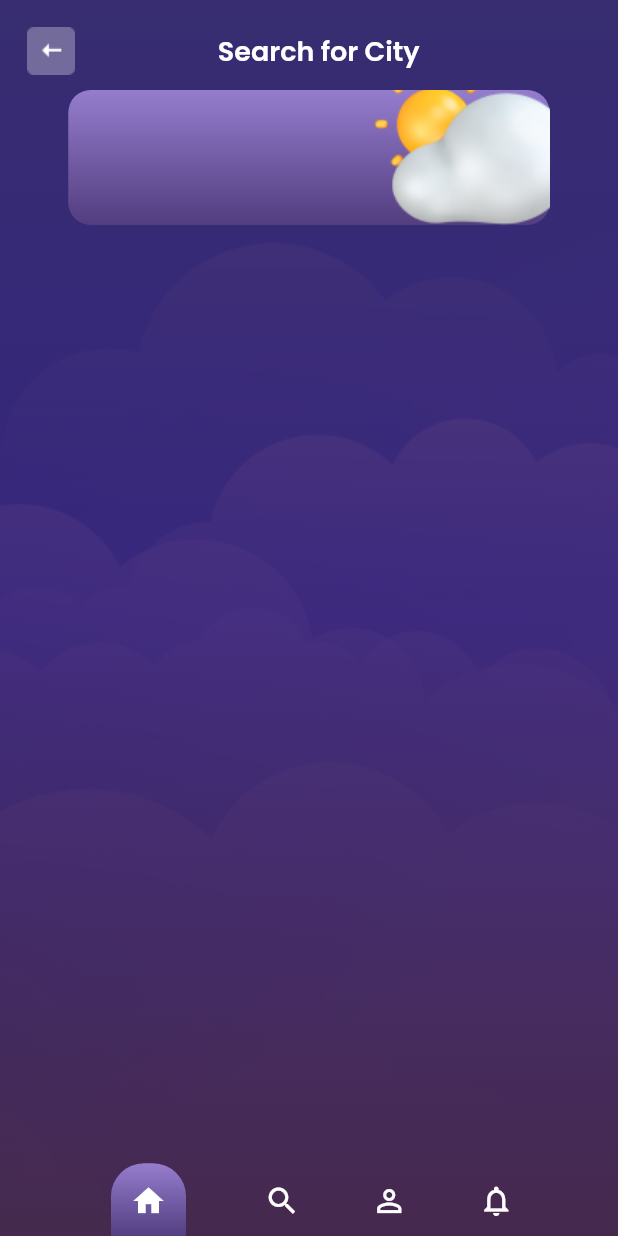
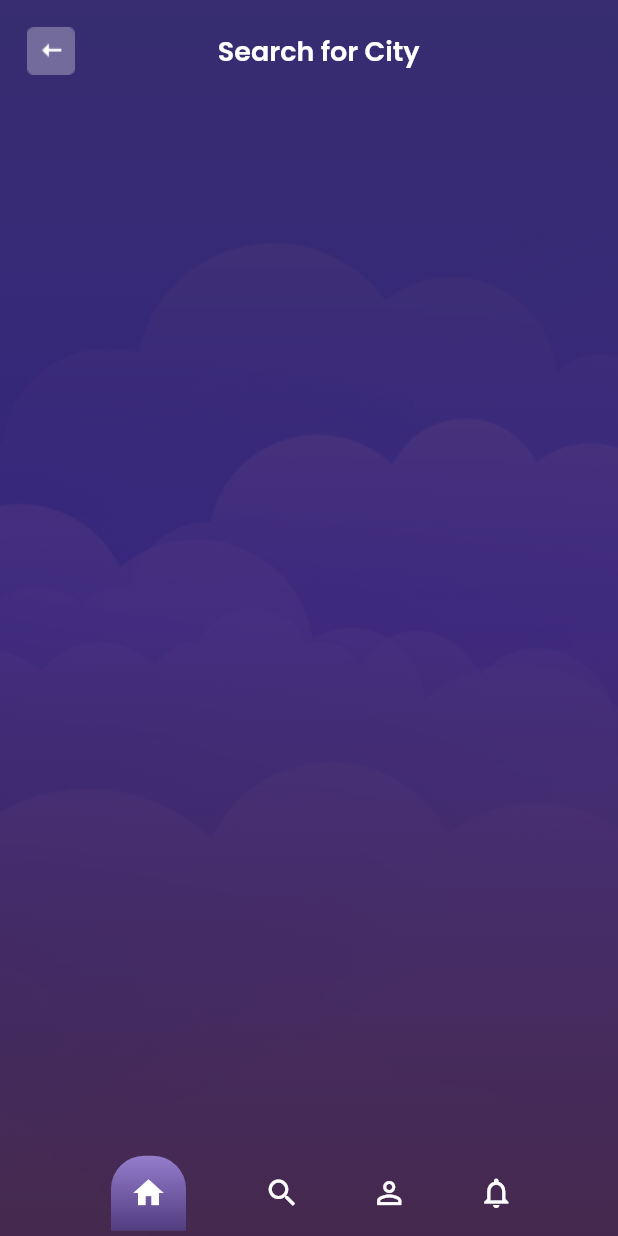
Before and after one commit to julianasalafia/weather_app_challenge, a Flutter app: the screen it shows after launch, on a phone screen of 412 x 824 dp. Run offline on Flutter 3.47's test engine with Material 2 defaults, Android fonts, the phone set to English and light mode, and no system bars; our stand-ins replace google_fonts.

Commit message:
remove: remove container with image

```diff
--- a/lib/app/pages/home_page.dart
+++ b/lib/app/pages/home_page.dart
@@ -27,40 +27,13 @@ class HomePage extends StatelessWidget {
           ),
           leftIcon: backIconButton,
         ),
-        body: SizedBox(
+        body: const SizedBox(
           width: double.infinity,
           child: Column(
+            mainAxisAlignment: MainAxisAlignment.spaceBetween,
             children: [
-              Expanded(
-                child: Stack(
-                  children: <Widget>[
-                    Container(
-                      height: 90,
-                      width: 321,
-                      decoration: BoxDecoration(
-                        borderRadius: BorderRadius.circular(15),
-                        gradient: const LinearGradient(
-                          begin: Alignment.topCenter,
-                          end: Alignment.bottomCenter,
-                          colors: [
-                            AppColors.lightPurple,
-                            AppColors.lightMidPurple,
-                          ],
-                        ),
-                      ),
-                    ),
-                    Positioned(
-                      left: 200,
-                      top: -20,
-                      child: Image.asset(
-                        'assets/images/cloudy_weather.png',
-                        fit: BoxFit.contain,
-                      ),
-                    ),
-                    const CustomBottomBar(),
-                  ],
-                ),
-              ),
+              Text(''),
+              CustomBottomBar(),
             ],
           ),
         ),
--- a/lib/app/widgets/custom_bottom_bar.dart
+++ b/lib/app/widgets/custom_bottom_bar.dart
@@ -9,7 +9,9 @@ class CustomBottomBar extends StatelessWidget {
 
   @override
   Widget build(BuildContext context) {
-    return Positioned(
+    return SizedBox(
+      width: 321,
+      child: Positioned(
         bottom: -5,
         left: 0,
         right: 0,
@@ -114,6 +116,7 @@ class CustomBottomBar extends StatelessWidget {
             ),
           ],
         ),
+      ),
     );
   }
 }
```
Lines whose indentation alone changed are shown as unchanged.
